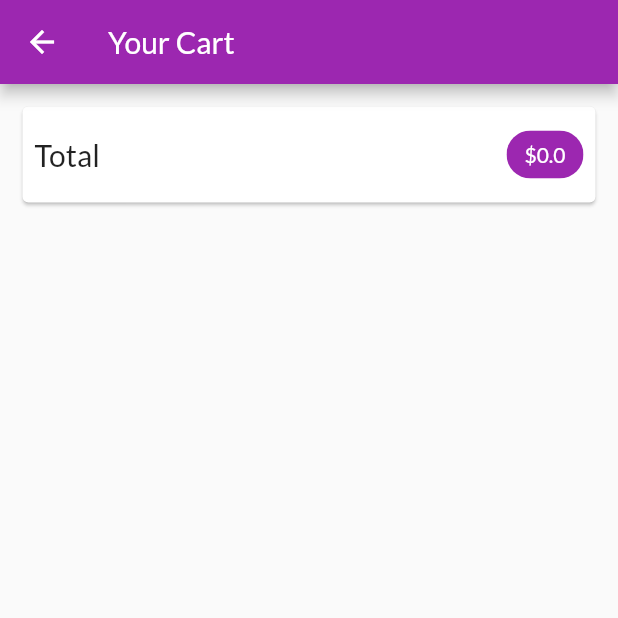
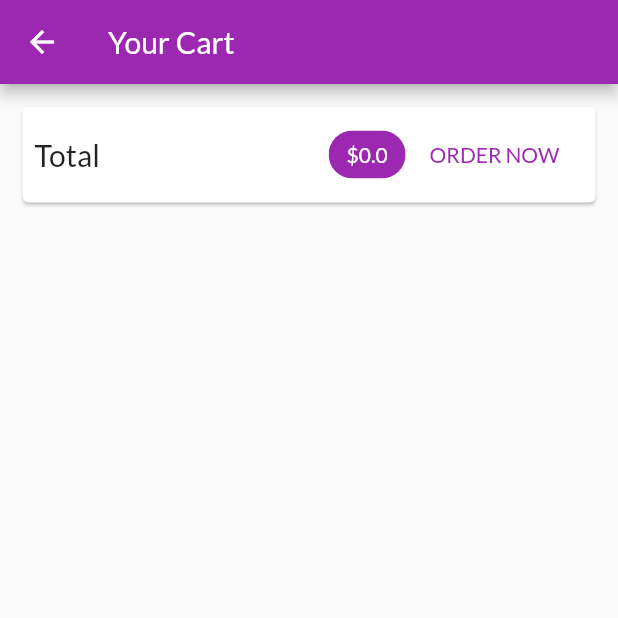
Before and after one commit to somtd/flutter_shop, a Flutter app: the CartScreen screen opened by its route, on a phone screen of 412 x 824 dp, the top half of it. Run offline on Flutter 3.47's test engine with Material 2 defaults, Android fonts, the phone set to English and light mode, and no system bars; network calls fail.

Commit message:
Adding Cart item Widget layout

```diff
--- a/lib/screens/cart_screen.dart
+++ b/lib/screens/cart_screen.dart
@@ -1,7 +1,8 @@
 import 'package:flutter/material.dart';
 import 'package:provider/provider.dart';
 
-import '../providers/cart.dart';
+import '../providers/cart.dart' show Cart;
+import '../widgets/cart_item.dart';
 
 class CartScreen extends StatelessWidget {
   static const routeName = '/cart';
@@ -25,7 +26,7 @@ class CartScreen extends StatelessWidget {
                       'Total',
                       style: TextStyle(fontSize: 20),
                     ),
-                    SizedBox(width: 10),
+                    Spacer(),
                     Chip(
                       label: Text(
                         '\$${cart.totalAmount}',
@@ -34,11 +35,28 @@ class CartScreen extends StatelessWidget {
                                 Theme.of(context).primaryTextTheme.title.color),
                       ),
                       backgroundColor: Theme.of(context).primaryColor,
+                    ),
+                    FlatButton(
+                      child: Text('ORDER NOW'),
+                      onPressed: () {},
+                      textColor: Theme.of(context).primaryColor,
                     )
                   ],
                 ),
               ),
-            )
+            ),
+            SizedBox(height: 10),
+            Expanded(
+                child: ListView.builder(
+              itemCount: cart.items.length,
+              // itemsは参照なので値を持ってくる必要がある。
+              itemBuilder: (context, index) => CartItem(
+                cart.items.values.toList()[index].id,
+                cart.items.values.toList()[index].price,
+                cart.items.values.toList()[index].quantity,
+                cart.items.values.toList()[index].title,
+              ),
+            ))
           ],
         ));
   }
```
Also changed, not shown: lib/widgets/cart_item.dart (added, +32 -0 lines).
